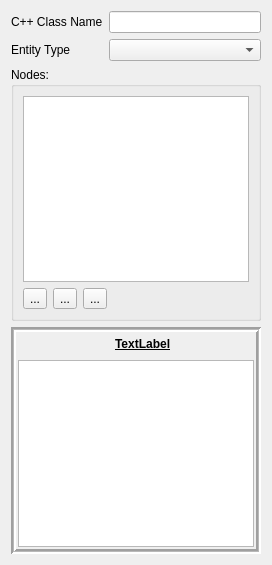
This is Editor/src/Items/Entity/EntityWidget.ui in GameOverture/HarmonyEngine as Qt 5 draws it before an edit. The edited form follows.
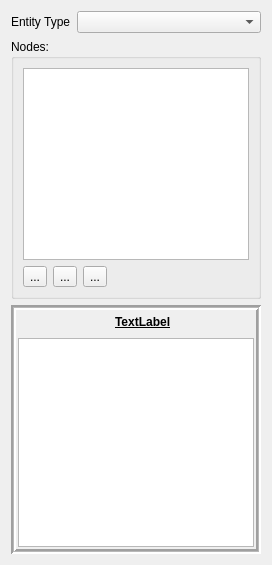
This is the edited form. Icons and pictures are not drawn. Custom widgets are drawn as their Qt base class.

Commit message: Entity creator is now drawing a preview; Entity3d no longer exists, combining 2d+3d

```diff
--- a/Editor/src/Items/Entity/EntityWidget.ui
+++ b/Editor/src/Items/Entity/EntityWidget.ui
@@ -19,23 +19,13 @@
      <item>
       <layout class="QFormLayout" name="formLayout">
        <item row="0" column="0">
-        <widget class="QLabel" name="label">
-         <property name="text">
-          <string>C++ Class Name</string>
-         </property>
-        </widget>
-       </item>
-       <item row="0" column="1">
-        <widget class="QLineEdit" name="txtClassName"/>
-       </item>
-       <item row="1" column="0">
         <widget class="QLabel" name="label_2">
          <property name="text">
           <string>Entity Type</string>
          </property>
         </widget>
        </item>
-       <item row="1" column="1">
+       <item row="0" column="1">
         <widget class="QComboBox" name="cmbEntityType"/>
        </item>
       </layout>
@@ -48,6 +38,12 @@
        <layout class="QVBoxLayout" name="verticalLayout_3">
         <item>
          <widget class="QTreeView" name="nodeTree">
+          <property name="rootIsDecorated">
+           <bool>false</bool>
+          </property>
+          <property name="itemsExpandable">
+           <bool>false</bool>
+          </property>
           <attribute name="headerVisible">
            <bool>false</bool>
           </attribute>
```
The commit also changes 28 other files.
